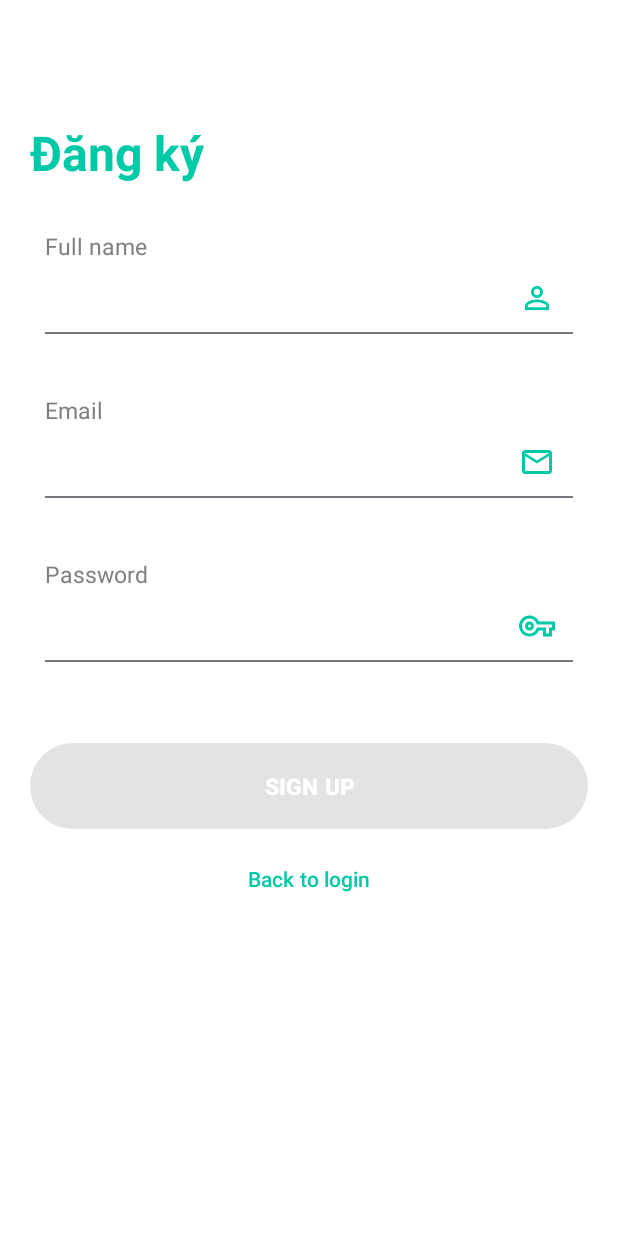
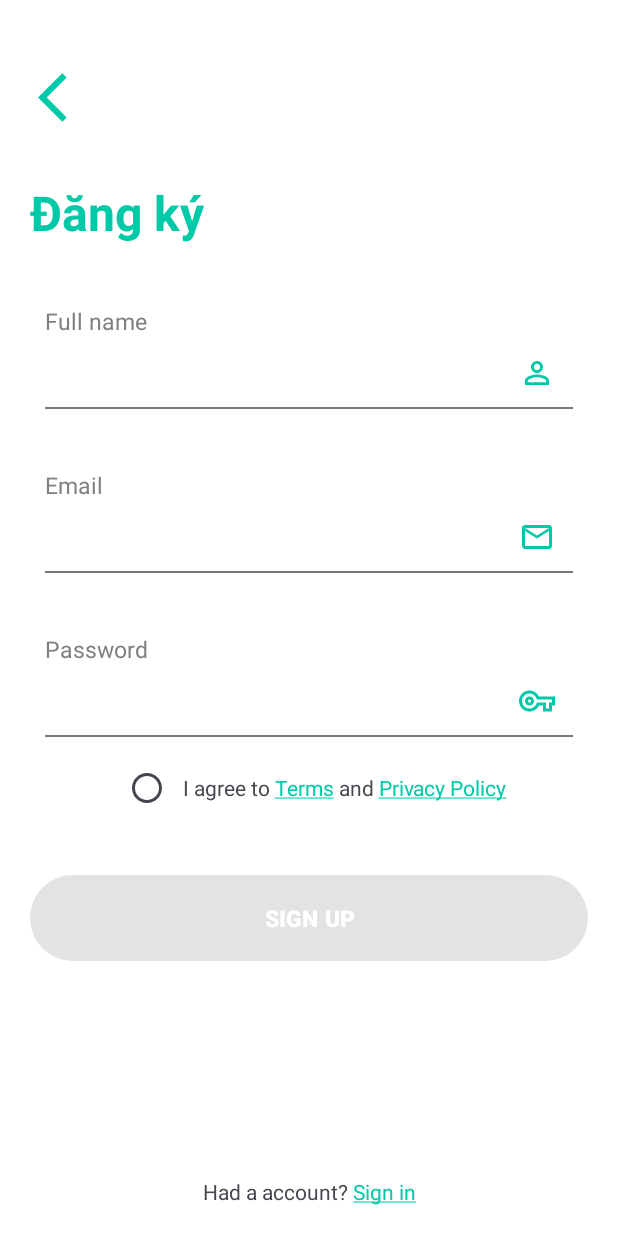
Before and after one commit to minhdan190904/echochat, an Android app: the RegisterFragment screen opened through its navigation route, on a phone screen of 412 x 824 dp. Run offline under Robolectric (Android 15) with nearby library versions, the light colour scheme and no system bars; our stand-ins replace Dagger/Hilt's generated code.

Commit message:
almost finished

```diff
--- a/app/build.gradle.kts
+++ b/app/build.gradle.kts
@@ -18,7 +18,6 @@ android {
         targetSdk = 34
         versionCode = 1
         versionName = "1.0"
-
         testInstrumentationRunner = "androidx.test.runner.AndroidJUnitRunner"
     }
 
--- a/app/src/main/java/com/example/echochat/ui/auth/LoginFragment.kt
+++ b/app/src/main/java/com/example/echochat/ui/auth/LoginFragment.kt
@@ -1,6 +1,10 @@
 package com.example.echochat.ui.auth
 
 import android.os.Bundle
+import android.text.SpannableString
+import android.text.Spanned
+import android.text.method.LinkMovementMethod
+import android.text.style.ClickableSpan
 import android.util.Log
 import android.util.Patterns
 import androidx.fragment.app.Fragment
@@ -59,10 +63,6 @@ class LoginFragment : Fragment() {
                 )
             }
 
-            btnSignUp.setOnClickListener {
-                findNavController().navigate(R.id.action_loginFragment_to_registerFragment)
-            }
-
             binding.etEmailLogin.addTextChangedListener {
                 val emailLogin = it.toString().trim()
                 when {
@@ -94,9 +94,25 @@ class LoginFragment : Fragment() {
                 checkValidateInput()
             }
 
+        }
 
-        }
         observer()
+
+        setUpSpannable()
+
+    }
+
+    private fun setUpSpannable(){
+        val span = SpannableString("New user? Sign up")
+
+        span.setSpan(object : ClickableSpan() {
+            override fun onClick(widget: View) {9
+                findNavController().navigate(R.id.action_loginFragment_to_registerFragment)
+            }
+        }, 10, 17, Spanned.SPAN_EXCLUSIVE_EXCLUSIVE)
+
+        binding.btnSignUp.text = span
+        binding.btnSignUp.movementMethod = LinkMovementMethod.getInstance()
     }
 
     private fun checkValidateInput() {
--- a/app/src/main/java/com/example/echochat/ui/auth/RegisterFragment.kt
+++ b/app/src/main/java/com/example/echochat/ui/auth/RegisterFragment.kt
@@ -1,6 +1,12 @@
 package com.example.echochat.ui.auth
 
+import android.content.Intent
+import android.net.Uri
 import android.os.Bundle
+import android.text.SpannableString
+import android.text.Spanned
+import android.text.method.LinkMovementMethod
+import android.text.style.ClickableSpan
 import android.util.Patterns
 import androidx.fragment.app.Fragment
 import android.view.LayoutInflater
@@ -9,6 +15,7 @@ import android.view.ViewGroup
 import androidx.core.widget.addTextChangedListener
 import androidx.fragment.app.viewModels
 import androidx.navigation.fragment.findNavController
+import com.example.echochat.R
 import com.example.echochat.databinding.FragmentRegisterBinding
 import com.example.echochat.util.UiState
 import com.example.echochat.util.hide
@@ -43,7 +50,7 @@ class RegisterFragment : Fragment() {
                 )
             }
 
-            btnBackToLogin.setOnClickListener {
+            imgBack.setOnClickListener {
                 findNavController().popBackStack()
             }
 
@@ -104,8 +111,50 @@ class RegisterFragment : Fragment() {
                 }
                 checkValidateInput()
             }
+
+            checkBox.setOnCheckedChangeListener { _, isChecked ->
+                checkValidateInput()
+            }
+
             observer()
+
+            setUpSpannable()
         }
+    }
+
+    private fun setUpSpannable(){
+
+        //span for check box
+        val spanCheckBox = SpannableString("I agree to Terms and Privacy Policy")
+        spanCheckBox.setSpan(object : ClickableSpan() {
+            override fun onClick(widget: View) {
+                val url = "https://telegram.org/tos"
+                val intent = Intent(Intent.ACTION_VIEW, Uri.parse(url))
+                startActivity(intent)
+            }
+        }, 11, 16, Spanned.SPAN_EXCLUSIVE_EXCLUSIVE)
+
+        spanCheckBox.setSpan(object : ClickableSpan() {
+            override fun onClick(widget: View) {
+                val url = "https://telegram.org/privacy?setln=fa"
+                val intent = Intent(Intent.ACTION_VIEW, Uri.parse(url))
+                startActivity(intent)
+            }
+        }, 21, 35, Spanned.SPAN_EXCLUSIVE_EXCLUSIVE)
+
+        binding.tvTermsAndPolicy.text = spanCheckBox
+        binding.tvTermsAndPolicy.movementMethod = LinkMovementMethod.getInstance()
+
+        //span for text view
+        val spanTextView = SpannableString("Had a account? Sign in")
+        spanTextView.setSpan(object : ClickableSpan() {
+            override fun onClick(widget: View) {
+                findNavController().popBackStack()
+            }
+        }, 15, 22, Spanned.SPAN_EXCLUSIVE_EXCLUSIVE)
+
+        binding.btnSignIn.text = spanTextView
+        binding.btnSignIn.movementMethod = LinkMovementMethod.getInstance()
     }
 
     private fun getName(): String {
@@ -127,7 +176,8 @@ class RegisterFragment : Fragment() {
         val isEmailValid = binding.etEmail.error == null && email.isNotEmpty()
         val isPasswordValid = binding.etPassword.error == null && password.isNotEmpty()
         val isNameValid = binding.etFullName.error == null && name.isNotEmpty()
-        binding.btnConfirmSignUp.isEnabled = isEmailValid && isPasswordValid && isNameValid
+        val isAgree = binding.checkBox.isChecked
+        binding.btnConfirmSignUp.isEnabled = isEmailValid && isPasswordValid && isNameValid && isAgree
     }
 
     private fun observer() {
--- a/app/src/main/java/com/example/echochat/util/Constants.kt
+++ b/app/src/main/java/com/example/echochat/util/Constants.kt
@@ -1,7 +1,7 @@
 package com.example.echochat.util
 
 var CHAT_ID = -1
-const val BASE_DOMAIN = "3de6-2001-ee0-1a61-c3a4-f53f-edf8-eab7-2478.ngrok-free.app"
+const val BASE_DOMAIN = "f808-2001-ee0-1a31-5b40-256c-3d6e-679d-758b.ngrok-free.app"
 const val BASE_URL_GET_IMAGE = "https://${BASE_DOMAIN}/storage/"
 const val LOCAL_SHARED_PREF = "app_prefs"
 const val TOKEN_KEY = "token_key"
--- /dev/null
+++ b/app/src/main/res/drawable/checkbox_selector.xml
@@ -0,0 +1,15 @@
+<?xml version="1.0" encoding="utf-8"?>
+<selector xmlns:android="http://schemas.android.com/apk/res/android">
+    <!-- Checked and disabled state -->
+    <item android:drawable="@drawable/ic_base_checkbox_radiobutton_24"
+        android:state_checked="true"
+        android:state_enabled="false" />
+
+    <!-- Checked and enabled state -->
+    <item android:drawable="@drawable/ic_base_checkbox_radiobutton_24"
+        android:state_checked="true"
+        android:state_enabled="true" />
+
+    <!-- Unchecked state -->
+    <item android:drawable="@drawable/ic_checkbox_unchecked"/>
+</selector>
--- /dev/null
+++ b/app/src/main/res/drawable/ic_base_checkbox_radiobutton_24.xml
@@ -0,0 +1,5 @@
+<vector xmlns:android="http://schemas.android.com/apk/res/android" android:height="24dp" android:tint="#3E66C5" android:viewportHeight="24" android:viewportWidth="24" android:width="24dp">
+
+    <path android:fillColor="@android:color/white" android:pathData="M16.59,7.58L10,14.17l-3.59,-3.58L5,12l5,5 8,-8zM12,2C6.48,2 2,6.48 2,12s4.48,10 10,10 10,-4.48 10,-10S17.52,2 12,2zM12,20c-4.42,0 -8,-3.58 -8,-8s3.58,-8 8,-8 8,3.58 8,8 -3.58,8 -8,8z"/>
+
+</vector>
--- /dev/null
+++ b/app/src/main/res/drawable/ic_checkbox_unchecked.xml
@@ -0,0 +1,5 @@
+<vector xmlns:android="http://schemas.android.com/apk/res/android" android:height="24dp" android:tint="#3E66C5" android:viewportHeight="24" android:viewportWidth="24" android:width="24dp">
+
+    <path android:fillColor="@android:color/white" android:pathData="M12,2C6.48,2 2,6.48 2,12s4.48,10 10,10 10,-4.48 10,-10S17.52,2 12,2zM12,20c-4.42,0 -8,-3.58 -8,-8s3.58,-8 8,-8 8,3.58 8,8 -3.58,8 -8,8z"/>
+
+</vector>
--- a/app/src/main/res/layout/fragment_register.xml
+++ b/app/src/main/res/layout/fragment_register.xml
@@ -5,29 +5,42 @@
     android:id="@+id/main"
     android:layout_width="match_parent"
     android:layout_height="match_parent"
+    android:padding="20dp"
     tools:context=".ui.auth.RegisterFragment">
 
-    <LinearLayout
-        android:layout_width="match_parent"
-        android:layout_height="match_parent"
-        android:orientation="vertical"
-        android:padding="20dp">
+    <ImageView
+        android:id="@+id/imgBack"
+        android:layout_width="50dp"
+        android:layout_height="50dp"
+        android:layout_marginTop="20dp"
+        android:padding="5dp"
+        android:src="@drawable/ic_back"
+        android:transitionName="logo_image"
+        app:layout_constraintStart_toStartOf="parent"
+        app:layout_constraintTop_toTopOf="parent"
+        app:tint="@color/colorPrimary" />
 
     <TextView
-            android:id="@+id/tvSignIn"
+        android:id="@+id/tvSignUp"
         android:layout_width="wrap_content"
         android:layout_height="wrap_content"
-            android:layout_marginTop="60dp"
+        android:layout_marginTop="30dp"
         android:text="Đăng ký"
         android:textColor="@color/colorPrimary"
         android:textSize="32sp"
-            android:textStyle="bold" />
+        android:textStyle="bold"
+        app:layout_constraintStart_toStartOf="parent"
+        app:layout_constraintTop_toBottomOf="@+id/imgBack" />
 
     <LinearLayout
+        android:id="@+id/layoutInput"
         android:layout_width="match_parent"
         android:layout_height="wrap_content"
-            android:layout_marginVertical="20dp"
-            android:orientation="vertical">
+        android:layout_marginTop="30dp"
+        android:orientation="vertical"
+        app:layout_constraintEnd_toEndOf="parent"
+        app:layout_constraintStart_toStartOf="parent"
+        app:layout_constraintTop_toBottomOf="@+id/tvSignUp">
 
         <LinearLayout
             android:layout_width="match_parent"
@@ -136,11 +149,31 @@
             </com.google.android.material.textfield.TextInputLayout>
         </LinearLayout>
 
+        <LinearLayout
+            android:layout_width="wrap_content"
+            android:layout_height="wrap_content"
+            android:layout_gravity="center"
+            android:orientation="horizontal">
+
+            <CheckBox
+                android:id="@+id/checkBox"
+                style="@style/CustomCheckboxBrand"
+                android:layout_width="wrap_content"
+                android:layout_height="wrap_content"
+                android:checked="false" />
+
+            <TextView
+                android:id="@+id/tvTermsAndPolicy"
+                android:layout_width="wrap_content"
+                android:layout_height="wrap_content"
+                tools:text="I agree to Terms and Privacy Policy" />
+        </LinearLayout>
+
         <Button
             android:id="@+id/btnConfirmSignUp"
             android:layout_width="match_parent"
             android:layout_height="wrap_content"
-                android:layout_marginTop="40dp"
+            android:layout_marginTop="30dp"
             android:enabled="false"
             android:padding="18dp"
             android:text="SIGN UP"
@@ -148,29 +181,25 @@
             android:textSize="15sp"
             android:textStyle="bold" />
 
-            <com.google.android.material.button.MaterialButton
-                android:id="@+id/btnBackToLogin"
-                android:layout_width="match_parent"
+    </LinearLayout>
+
+    <TextView
+        android:id="@+id/btnSignIn"
+        android:layout_width="wrap_content"
         android:layout_height="wrap_content"
-                android:layout_marginVertical="5dp"
-                android:background="#00000000"
-                android:elevation="0dp"
-                android:text="Back to login"
-                android:textColor="@color/colorPrimary"
-                app:cornerRadius="0dp" />
-
-
-        </LinearLayout>
-    </LinearLayout>
+        app:layout_constraintBottom_toBottomOf="parent"
+        app:layout_constraintEnd_toEndOf="parent"
+        app:layout_constraintStart_toStartOf="parent"
+        tools:text="Had a account? Sign in" />
 
     <View
         android:id="@+id/blockingView"
         android:layout_width="match_parent"
         android:layout_height="match_parent"
         android:background="#80FFFFFF"
-        android:visibility="gone"
         android:clickable="true"
-        android:focusable="true"/>
+        android:focusable="true"
+        android:visibility="gone" />
 
     <ProgressBar
         android:id="@+id/progressBarLoadNotification"
--- a/app/src/main/res/values/styles.xml
+++ b/app/src/main/res/values/styles.xml
@@ -41,5 +41,9 @@
     </style>
 
 
+    <style name="CustomCheckboxBrand" parent="@style/Widget.AppCompat.CompoundButton.CheckBox">
+        <item name="android:button">@drawable/checkbox_selector</item>
+        <item name="android:background">@android:color/transparent</item>
+    </style>
 
 </resources>
```
Also changed, not shown: app/src/main/res/layout/fragment_login.xml (+27 -27 lines), app/src/main/res/drawable/chat.png. Lines whose indentation alone changed are shown as unchanged.
